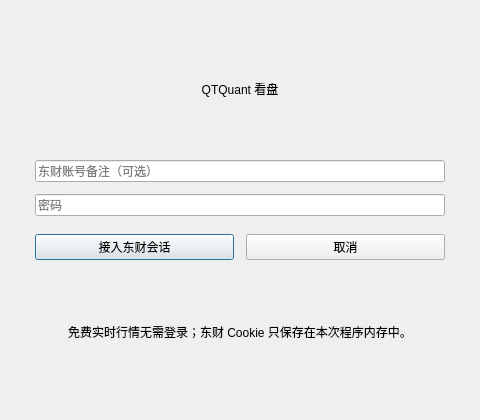
Before: the Qt Designer form src/ui/logindialog.ui in zhoulanmu/QTquant, drawn with Qt 5.
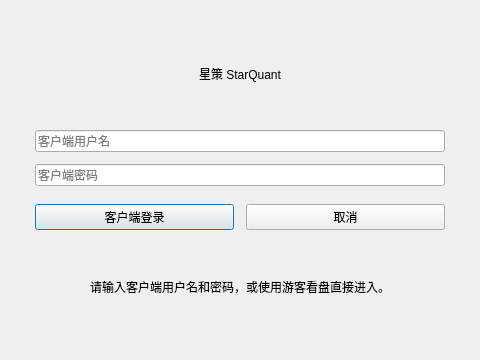
After: the same form once the commit is applied.

Commit message: feat: 重命名项目为星策 StarQuant，更新相关文件和UI文本

Patch:
```diff
--- a/src/ui/logindialog.ui
+++ b/src/ui/logindialog.ui
@@ -7,7 +7,7 @@
     <x>0</x>
     <y>0</y>
     <width>480</width>
-    <height>420</height>
+    <height>360</height>
    </rect>
   </property>
   <property name="windowTitle">
@@ -32,7 +32,7 @@
    <item>
     <widget class="QLabel" name="titleLabel">
      <property name="text">
-      <string>QTQuant 看盘</string>
+      <string>星策 StarQuant</string>
      </property>
      <property name="alignment">
       <set>Qt::AlignCenter</set>
@@ -47,7 +47,7 @@
      <item>
       <widget class="QLineEdit" name="usernameEdit">
        <property name="placeholderText">
-        <string>东财账号备注（可选）</string>
+        <string>客户端用户名</string>
        </property>
       </widget>
      </item>
@@ -57,7 +57,7 @@
         <enum>QLineEdit::Password</enum>
        </property>
        <property name="placeholderText">
-        <string>密码</string>
+        <string>客户端密码</string>
        </property>
       </widget>
      </item>
@@ -71,7 +71,7 @@
      <item>
       <widget class="QPushButton" name="loginBtn">
        <property name="text">
-        <string>接入东财会话</string>
+        <string>客户端登录</string>
        </property>
       </widget>
      </item>
@@ -87,7 +87,7 @@
    <item>
     <widget class="QLabel" name="tipLabel">
      <property name="text">
-      <string>免费实时行情无需登录；东财 Cookie 只保存在本次程序内存中。</string>
+      <string>请输入客户端用户名和密码，或使用游客看盘直接进入。</string>
      </property>
      <property name="alignment">
       <set>Qt::AlignCenter</set>
```
Left out of the diff: 2 changed lines with no effect on the pictures. The commit also changes 9 other files.
